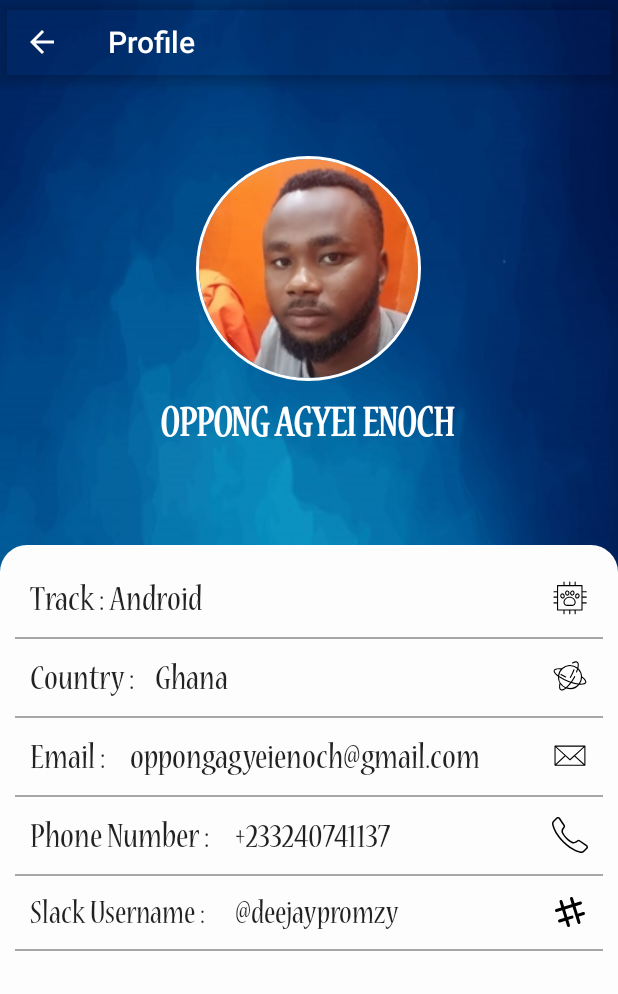
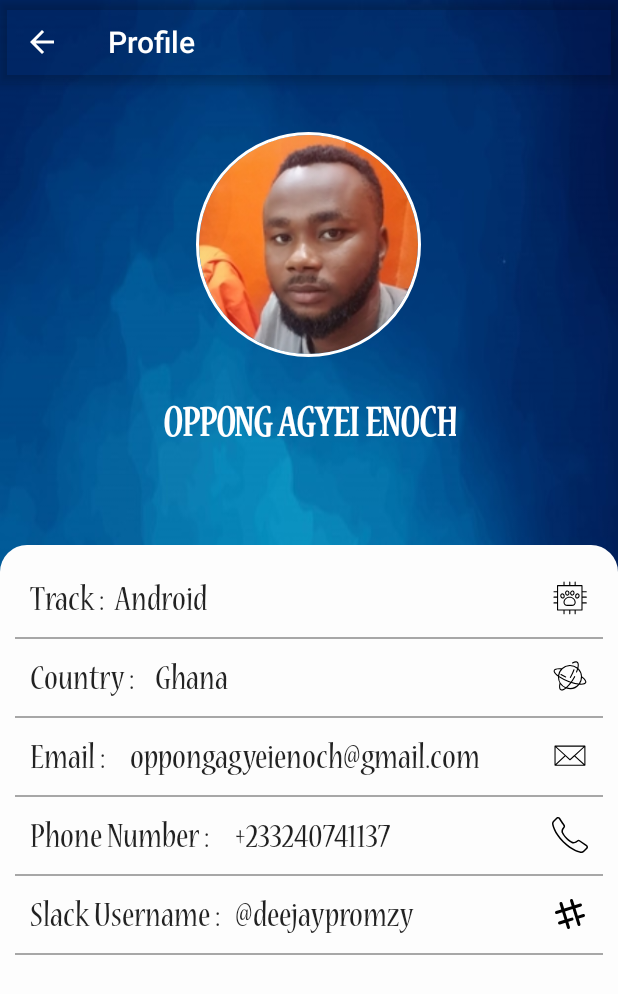
Before and after one commit to deejaypromzy/ALC4.0_PHASE_1, an Android app: the ProfileActivity screen opened directly, with no data from a screen before it, on a phone screen of 412 x 824 dp. Shown: the top 994 px of the screen. Run offline under Robolectric (Android 15) with nearby library versions, the phone set to English and light mode, and no system bars; our stand-ins replace CircleImageView.

Commit message:
upload signed apk

```diff
--- a/app/src/main/res/layout-land/activity_main.xml
+++ b/app/src/main/res/layout-land/activity_main.xml
@@ -5,7 +5,6 @@
     android:layout_width="match_parent"
     android:layout_height="match_parent"
     android:fitsSystemWindows="true"
-
     app:layout_behavior="@string/appbar_scrolling_view_behavior"
     tools:context=".MainActivity">
 
@@ -16,13 +15,13 @@
 
     <LinearLayout
         android:layout_width="0dp"
-        android:layout_height="0dp"
+        android:layout_height="match_parent"
+        android:baselineAligned="false"
         android:orientation="horizontal"
         app:layout_constraintBottom_toBottomOf="parent"
         app:layout_constraintEnd_toEndOf="parent"
         app:layout_constraintStart_toStartOf="parent"
-        app:layout_constraintTop_toBottomOf="@+id/app_bar"
-        android:baselineAligned="false">
+        app:layout_constraintTop_toBottomOf="@+id/app_bar">
 
         <LinearLayout
             android:layout_width="match_parent"
@@ -33,21 +32,22 @@
 
             <ImageView
                 android:id="@+id/logo"
-                android:layout_width="100dp"
-                android:layout_height="100dp"
+                android:layout_width="@dimen/andela_logo"
+                android:layout_height="@dimen/andela_logo"
+                android:contentDescription="@string/andela_logo"
                 app:srcCompat="@drawable/andela" />
 
             <TextView
                 android:id="@+id/welcome"
                 android:layout_width="match_parent"
                 android:layout_height="wrap_content"
-                android:layout_margin="18dp"
+                android:layout_margin="@dimen/layout_padding"
                 android:fontFamily="@font/ofont"
                 android:text="@string/welcome"
                 android:textAlignment="center"
                 android:textAppearance="@style/TextAppearance.AppCompat.Large"
                 android:textColor="@android:color/white"
-                android:textSize="30sp"
+                android:textSize="@dimen/name_tv_size"
                 android:textStyle="bold" />
         </LinearLayout>
 
@@ -55,7 +55,7 @@
         <LinearLayout
             android:layout_width="match_parent"
             android:layout_height="match_parent"
-            android:layout_margin="24dp"
+            android:layout_margin="@dimen/layout_padding"
             android:layout_weight="1"
             android:gravity="center"
             android:orientation="vertical">
@@ -69,7 +69,7 @@
                 android:onClick="Onclick"
                 android:text="@string/txt_alc_connect"
                 android:textColor="@android:color/white"
-                android:textSize="30sp"
+                android:textSize="@dimen/name_tv_size"
                 android:textStyle="bold"
                 android:typeface="serif" />
 
@@ -77,23 +77,15 @@
                 android:id="@+id/btn_profile"
                 android:layout_width="match_parent"
                 android:layout_height="wrap_content"
-                android:layout_marginTop="40dp"
+                android:layout_marginTop="@dimen/layout_padding"
                 android:background="@drawable/btn_bg"
                 android:fontFamily="@font/ofont"
                 android:onClick="Onclick"
                 android:text="@string/txt_profile"
                 android:textColor="@android:color/white"
-                android:textSize="30sp"
+                android:textSize="@dimen/name_tv_size"
                 android:textStyle="bold"
                 android:typeface="serif" />
         </LinearLayout>
     </LinearLayout>
-
-
-
-
-
-
-
-
 </android.support.constraint.ConstraintLayout>
--- a/app/src/main/res/layout-land/activity_profile.xml
+++ b/app/src/main/res/layout-land/activity_profile.xml
@@ -16,6 +16,7 @@ android:fitsSystemWindows="true"
     android:layout_width="match_parent"
     android:layout_height="match_parent"
     android:layout_marginTop="?attr/actionBarSize"
+    android:baselineAligned="false"
     android:orientation="horizontal">
     <LinearLayout
         android:layout_width="match_parent"
@@ -25,22 +26,22 @@ android:fitsSystemWindows="true"
         android:layout_height="match_parent">
 
         <de.hdodenhof.circleimageview.CircleImageView
-            android:layout_width="150dp"
-            android:layout_height="150dp"
+            android:layout_width="@dimen/profile_img_size"
+            android:layout_height="@dimen/profile_img_size"
             android:src="@drawable/profile_pic"
-            app:civ_border_color="#FFFFFF"
-            app:civ_border_width="2dp"
+            app:civ_border_color="@color/white"
+            app:civ_border_width="@dimen/profile_img_border"
             app:civ_border_overlay="true"/>
 
         <TextView
             android:layout_width="wrap_content"
             android:layout_height="wrap_content"
-            android:layout_margin="14dp"
+            android:layout_margin="@dimen/layout_padding"
             android:fontFamily="@font/font"
-            android:text="OPPONG AGYEI ENOCH "
+            android:text="@string/name"
             android:textAlignment="center"
             android:textColor="@android:color/white"
-            android:textSize="30sp"
+            android:textSize="@dimen/name_tv_size"
             android:textStyle="bold" />
 
     </LinearLayout>
@@ -49,29 +50,12 @@ android:fitsSystemWindows="true"
         android:layout_height="match_parent"
         android:scrollbars="none"
         android:background="@drawable/bg_profile"
-        android:layout_weight="1"
-        android:elevation="24dp">
-        <LinearLayout
-            android:layout_width="match_parent"
-            android:layout_height="wrap_content"
-            android:orientation="vertical">
-
-            <!--<android.support.v7.widget.CardView-->
-            <!--android:id="@+id/card_view_left"-->
-            <!--android:layout_width="match_parent"-->
-            <!--android:layout_height="match_parent"-->
-            <!--android:clipToPadding="true"-->
-            <!--app:cardBackgroundColor="#FCFCFC"-->
-            <!--app:cardCornerRadius="24dp"-->
-            <!--app:cardElevation="24dp"-->
-            <!--app:cardMaxElevation="50dp"-->
-            <!--app:contentPadding="24dp">-->
-
+        android:layout_weight="1">
             <LinearLayout
                 android:layout_width="match_parent"
-                android:layout_height="match_parent"
+                android:layout_height="wrap_content"
                 android:orientation="vertical"
-                android:padding="30dp">
+                android:padding="@dimen/layout_padding">
 
                 <TextView
                     android:layout_width="match_parent"
@@ -79,44 +63,44 @@ android:fitsSystemWindows="true"
                     android:layout_margin="@dimen/fab_margin"
                     android:drawableEnd="@drawable/ic_path"
                     android:fontFamily="@font/font"
-                    android:text="Track : \t Android"
+                    android:text="@string/track"
                     android:textAppearance="@style/TextAppearance.AppCompat.Large"
-                    android:textSize="25sp" />
+                    android:textSize="@dimen/tv_size" />
 
                 <View
                     android:layout_width="match_parent"
-                    android:layout_height="1dp"
-                    android:background="#A7A7A7" />
+                    android:layout_height="@dimen/view_hight"
+                    android:background="@color/view_color" />
 
                 <TextView
                     android:layout_width="match_parent"
                     android:layout_height="wrap_content"
                     android:layout_margin="@dimen/fab_margin"
                     android:fontFamily="@font/font"
-                    android:text="Country : \t Ghana"
+                    android:text="@string/country"
                     android:drawableEnd="@drawable/ic_world"
                     android:textAppearance="@style/TextAppearance.AppCompat.Large"
                     android:textSize="25sp" />
 
                 <View
                     android:layout_width="match_parent"
-                    android:layout_height="1dp"
-                    android:background="#A7A7A7" />
+                    android:layout_height="@dimen/view_hight"
+                    android:background="@color/view_color" />
 
                 <TextView
                     android:layout_width="match_parent"
                     android:layout_height="wrap_content"
                     android:layout_margin="@dimen/fab_margin"
                     android:fontFamily="@font/font"
-                    android:text="Email :  \t oppongagyeienoch@gmail.com"
+                    android:text="@string/myemail"
                     android:drawableEnd="@drawable/ic_email"
                     android:textAppearance="@style/TextAppearance.AppCompat.Large"
-                    android:textSize="25sp" />
+                    android:textSize="@dimen/tv_size" />
 
                 <View
                     android:layout_width="match_parent"
-                    android:layout_height="1dp"
-                    android:background="#A7A7A7" />
+                    android:layout_height="@dimen/view_hight"
+                    android:background="@color/view_color" />
 
                 <TextView
                     android:layout_width="match_parent"
@@ -124,41 +108,32 @@ android:fitsSystemWindows="true"
                     android:layout_margin="@dimen/fab_margin"
                     android:fontFamily="@font/font"
                     android:drawableEnd="@drawable/ic_phone"
-                    android:text="Phone Number : \t +233240741137"
+                    android:text="@string/tel"
                     android:textAppearance="@style/TextAppearance.AppCompat.Large"
-                    android:textSize="25sp" />
+                    android:textSize="@dimen/tv_size" />
 
                 <View
                     android:layout_width="match_parent"
-                    android:layout_height="1dp"
-                    android:background="#A7A7A7" />
+                    android:layout_height="@dimen/view_hight"
+                    android:background="@color/view_color" />
 
                 <TextView
                     android:layout_width="match_parent"
                     android:layout_height="wrap_content"
                     android:layout_margin="@dimen/fab_margin"
                     android:fontFamily="@font/font"
-                    android:text="Slack Username : \t @deejaypromzy"
+                    android:text="@string/slack_username"
                     android:drawableEnd="@drawable/ic_slack"
                     android:textAppearance="@style/TextAppearance.AppCompat.Large"
-                    android:textSize="23sp" />
+                    android:textSize="@dimen/tv_size" />
 
                 <View
                     android:layout_width="match_parent"
-                    android:layout_height="1dp"
-                    android:background="#A7A7A7" />
-
+                    android:layout_height="@dimen/view_hight"
+                    android:background="@color/view_color" />
 
             </LinearLayout>
-
-
-        </LinearLayout>
     </ScrollView>
-
-
-
-        <!--</android.support.v7.widget.CardView>-->
-
     </LinearLayout>
 
 </android.support.constraint.ConstraintLayout>
--- a/app/src/main/res/layout/activity_alc__connect.xml
+++ b/app/src/main/res/layout/activity_alc__connect.xml
@@ -1,6 +1,5 @@
 <?xml version="1.0" encoding="utf-8"?>
-    <android.support.constraint.ConstraintLayout
-    xmlns:android="http://schemas.android.com/apk/res/android"
+<android.support.constraint.ConstraintLayout xmlns:android="http://schemas.android.com/apk/res/android"
     xmlns:app="http://schemas.android.com/apk/res-auto"
     xmlns:tools="http://schemas.android.com/tools"
     android:layout_width="match_parent"
@@ -11,12 +10,9 @@
     tools:context=".ALC_Connect">
 
     <android.support.design.widget.AppBarLayout
+        android:id="@+id/app_bar"
         android:layout_width="match_parent"
         android:layout_height="wrap_content"
-        android:layout_marginStart="8dp"
-        android:layout_marginTop="8dp"
-            android:id="@+id/app_bar"
-            android:layout_marginEnd="8dp"
         android:background="@android:color/transparent"
         android:theme="@style/AppTheme.AppBarOverlay"
         app:elevation="0dp"
@@ -30,8 +26,6 @@
             android:layout_height="?attr/actionBarSize"
             app:layout_scrollFlags="scroll|enterAlways"
             app:popupTheme="@style/AppTheme.PopupOverlay">
-
-
         </android.support.v7.widget.Toolbar>
 
         <ProgressBar
--- a/app/src/main/res/layout/activity_main.xml
+++ b/app/src/main/res/layout/activity_main.xml
@@ -22,21 +22,22 @@
 
         <ImageView
             android:id="@+id/logo"
-            android:layout_width="100dp"
-            android:layout_height="100dp"
+            android:layout_width="@dimen/andela_logo"
+            android:layout_height="@dimen/andela_logo"
+            android:contentDescription="@string/andela_logo"
             app:srcCompat="@drawable/andela" />
 
         <TextView
             android:id="@+id/welcome"
             android:layout_width="match_parent"
             android:layout_height="wrap_content"
-            android:layout_margin="24dp"
+            android:layout_margin="@dimen/layout_padding"
             android:fontFamily="@font/ofont"
             android:text="@string/welcome"
             android:textAlignment="center"
             android:textAppearance="@style/TextAppearance.AppCompat.Large"
             android:textColor="@android:color/white"
-            android:textSize="30sp"
+            android:textSize="@dimen/name_tv_size"
             android:textStyle="bold" />
 
         <Button
@@ -49,7 +50,7 @@
             android:onClick="Onclick"
             android:text="@string/txt_profile"
             android:textColor="@android:color/white"
-            android:textSize="30sp"
+            android:textSize="@dimen/name_tv_size"
             android:textStyle="bold"
             android:typeface="serif" />
 
@@ -63,7 +64,7 @@
             android:onClick="Onclick"
             android:text="@string/txt_alc_connect"
             android:textColor="@android:color/white"
-            android:textSize="30sp"
+            android:textSize="@dimen/name_tv_size"
             android:textStyle="bold"
             android:typeface="serif" />
     </LinearLayout>
--- a/app/src/main/res/layout/activity_profile.xml
+++ b/app/src/main/res/layout/activity_profile.xml
@@ -19,58 +19,40 @@ android:fitsSystemWindows="true"
     android:orientation="vertical">
     <LinearLayout
         android:layout_width="match_parent"
+        android:layout_height="match_parent"
         android:layout_weight="1.5"
         android:gravity="center"
-        app:elevation="24dp"
-        android:orientation="vertical"
-        android:layout_height="match_parent">
+        android:orientation="vertical">
         <de.hdodenhof.circleimageview.CircleImageView
-            android:layout_width="150dp"
-            android:layout_height="150dp"
+            android:layout_width="@dimen/profile_img_size"
+            android:layout_height="@dimen/profile_img_size"
             android:src="@drawable/profile_pic"
             app:civ_border_color="#FFFFFF"
-            app:civ_border_width="2dp"
-            app:civ_border_overlay="true"/>
+            app:civ_border_overlay="true"
+            app:civ_border_width="@dimen/profile_img_border" />
 
         <TextView
             android:layout_width="wrap_content"
             android:layout_height="wrap_content"
-            android:layout_margin="14dp"
+            android:layout_margin="@dimen/layout_padding"
             android:fontFamily="@font/font"
-            android:text="OPPONG AGYEI ENOCH "
+            android:text="@string/name"
             android:textAlignment="center"
             android:textColor="@android:color/white"
-            android:textSize="30sp"
+            android:textSize="@dimen/name_tv_size"
             android:textStyle="bold" />
 
     </LinearLayout>
     <ScrollView
         android:layout_width="match_parent"
         android:layout_height="match_parent"
-        android:scrollbars="none"
         android:layout_weight="1"
         android:background="@drawable/bg_profile"
+        android:scrollbars="none"
         app:elevation="24dp">
         <LinearLayout
             android:layout_width="match_parent"
             android:layout_height="0dp"
-            app:elevation="24dp"
-            android:orientation="vertical">
-
-            <!--<android.support.v7.widget.CardView-->
-            <!--android:id="@+id/card_view_left"-->
-            <!--android:layout_width="match_parent"-->
-            <!--android:layout_height="match_parent"-->
-            <!--android:clipToPadding="true"-->
-            <!--app:cardBackgroundColor="#FCFCFC"-->
-            <!--app:cardCornerRadius="24dp"-->
-            <!--app:cardElevation="24dp"-->
-            <!--app:cardMaxElevation="50dp"-->
-            <!--app:contentPadding="24dp">-->
-
-            <LinearLayout
-                android:layout_width="match_parent"
-                android:layout_height="match_parent"
             android:layout_margin="@dimen/fab_margin"
             android:orientation="vertical">
 
@@ -80,86 +62,77 @@ android:fitsSystemWindows="true"
                     android:layout_margin="@dimen/fab_margin"
                     android:drawableEnd="@drawable/ic_path"
                     android:fontFamily="@font/font"
-                    android:text="Track : \tAndroid"
+                android:text="@string/track"
                     android:textAppearance="@style/TextAppearance.AppCompat.Large"
-                    android:textSize="25sp" />
+                android:textSize="@dimen/tv_size" />
 
                 <View
                     android:layout_width="match_parent"
-                    android:layout_height="1dp"
-                    android:background="#A7A7A7" />
+                    android:layout_height="@dimen/view_hight"
+                    android:background="@color/view_color" />
 
                 <TextView
                     android:layout_width="match_parent"
                     android:layout_height="wrap_content"
                     android:layout_margin="@dimen/fab_margin"
+                    android:drawableEnd="@drawable/ic_world"
                     android:fontFamily="@font/font"
-                    android:text="Country : \t Ghana"
-                    android:drawableEnd="@drawable/ic_world"
+                    android:text="@string/country"
                     android:textAppearance="@style/TextAppearance.AppCompat.Large"
-                    android:textSize="25sp" />
+                    android:textSize="@dimen/tv_size" />
 
                 <View
                     android:layout_width="match_parent"
-                    android:layout_height="1dp"
-                    android:background="#A7A7A7" />
+                    android:layout_height="@dimen/view_hight"
+                    android:background="@color/view_color" />
 
                 <TextView
                     android:layout_width="match_parent"
                     android:layout_height="wrap_content"
                     android:layout_margin="@dimen/fab_margin"
+                    android:drawableEnd="@drawable/ic_email"
                     android:fontFamily="@font/font"
-                    android:text="Email : \toppongagyeienoch@gmail.com"
-                    android:drawableEnd="@drawable/ic_email"
+                    android:text="@string/myemail"
                     android:textAppearance="@style/TextAppearance.AppCompat.Large"
-                    android:textSize="25sp" />
+                    android:textSize="@dimen/tv_size" />
 
                 <View
                     android:layout_width="match_parent"
-                    android:layout_height="1dp"
-                    android:background="#A7A7A7" />
+                    android:layout_height="@dimen/view_hight"
+                    android:background="@color/view_color" />
 
                 <TextView
                     android:layout_width="match_parent"
                     android:layout_height="wrap_content"
                     android:layout_margin="@dimen/fab_margin"
+                    android:drawableEnd="@drawable/ic_phone"
                     android:fontFamily="@font/font"
-                    android:drawableEnd="@drawable/ic_phone"
-                    android:text="Phone Number : \t +233240741137"
+                    android:text="@string/tel"
                     android:textAppearance="@style/TextAppearance.AppCompat.Large"
-                    android:textSize="25sp" />
+                    android:textSize="@dimen/tv_size" />
 
                 <View
                     android:layout_width="match_parent"
-                    android:layout_height="1dp"
-                    android:background="#A7A7A7" />
+                    android:layout_height="@dimen/view_hight"
+                    android:background="@color/view_color" />
 
                 <TextView
                     android:layout_width="match_parent"
                     android:layout_height="wrap_content"
                     android:layout_margin="@dimen/fab_margin"
+                    android:drawableEnd="@drawable/ic_slack"
                     android:fontFamily="@font/font"
-                    android:text="Slack Username : \t @deejaypromzy"
-                    android:drawableEnd="@drawable/ic_slack"
+                    android:text="@string/slack_username"
                     android:textAppearance="@style/TextAppearance.AppCompat.Large"
-                    android:textSize="23sp" />
+                    android:textSize="@dimen/tv_size" />
 
                 <View
                     android:layout_width="match_parent"
-                    android:layout_height="1dp"
-                    android:background="#A7A7A7" />
-
-
-            </LinearLayout>
-
+                    android:layout_height="@dimen/view_hight"
+                    android:background="@color/view_color" />
 
         </LinearLayout>
     </ScrollView>
-
-
-
-        <!--</android.support.v7.widget.CardView>-->
-
     </LinearLayout>
 
 </android.support.constraint.ConstraintLayout>
--- a/app/src/main/res/layout/app_bar.xml
+++ b/app/src/main/res/layout/app_bar.xml
@@ -1,19 +1,17 @@
 <?xml version="1.0" encoding="utf-8"?>
 
 
-<android.support.design.widget.AppBarLayout xmlns:app="http://schemas.android.com/apk/res-auto"
-    xmlns:android="http://schemas.android.com/apk/res/android"
-    xmlns:tools="http://schemas.android.com/tools"
+<android.support.design.widget.AppBarLayout xmlns:android="http://schemas.android.com/apk/res/android"
+    xmlns:app="http://schemas.android.com/apk/res-auto"
     android:layout_width="match_parent"
     android:layout_height="wrap_content"
-    android:theme="@style/AppTheme.AppBarOverlay"
-    android:background="@android:color/transparent">
+    android:background="@android:color/transparent"
+    android:theme="@style/AppTheme.AppBarOverlay">
 
     <android.support.v7.widget.Toolbar
         android:id="@+id/toolbar"
         android:layout_width="match_parent"
         android:layout_height="?attr/actionBarSize"
-        app:layout_collapseMode="parallax"
-        app:popupTheme="@style/AppTheme.PopupOverlay" >
-    </android.support.v7.widget.Toolbar>
+        app:popupTheme="@style/AppTheme.PopupOverlay" />
+
 </android.support.design.widget.AppBarLayout>
--- a/app/src/main/res/values/colors.xml
+++ b/app/src/main/res/values/colors.xml
@@ -3,4 +3,6 @@
     <color name="colorPrimary">#2180F3</color>
     <color name="colorPrimaryDark">#355ADF</color>
     <color name="colorAccent">#D81B60</color>
+    <color name="white">#FFFFFF</color>
+    <color name="view_color">#A7A7A7</color>
 </resources>
--- a/app/src/main/res/values/dimens.xml
+++ b/app/src/main/res/values/dimens.xml
@@ -1,3 +1,10 @@
 <resources>
     <dimen name="fab_margin">10dp</dimen>
+    <dimen name="layout_padding">30dp</dimen>
+    <dimen name="name_tv_size">30sp</dimen>
+    <dimen name="profile_img_size">150dp</dimen>
+    <dimen name="tv_size">25sp</dimen>
+    <dimen name="view_hight">1dp</dimen>
+    <dimen name="profile_img_border">2dp</dimen>
+    <dimen name="andela_logo">100dp</dimen>
 </resources>
--- a/app/src/main/res/values/strings.xml
+++ b/app/src/main/res/values/strings.xml
@@ -3,4 +3,11 @@
     <string name="txt_profile">Profile</string>
     <string name="txt_alc_connect">About ALC</string>
     <string name="welcome">Welcome to ALC 4.0</string>
+    <string name="andela_logo">Andela Logo</string>
+    <string name="name">OPPONG AGYEI ENOCH</string>
+    <string name="track">Track : \t  Android</string>
+    <string name="country">Country : \t Ghana</string>
+    <string name="myemail">Email : \toppongagyeienoch@gmail.com</string>
+    <string name="tel">Phone Number : \t +233240741137</string>
+    <string name="slack_username">Slack Username : \t @deejaypromzy</string>
 </resources>
```
Lines whose indentation alone changed are shown as unchanged.
